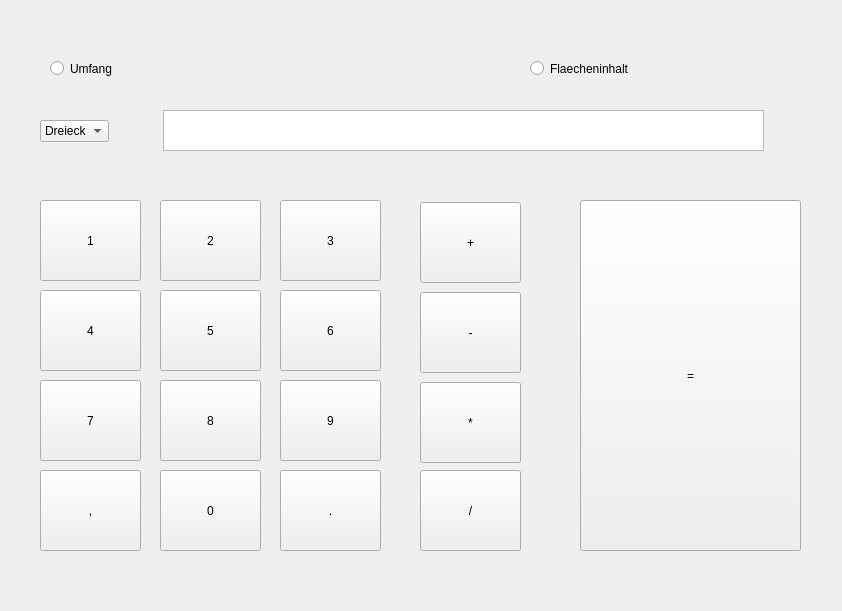
The window that documents/prototyp/percent_prototype.ui (dammmueller-calculator/documents) describes before a commit, drawn with Qt 5.
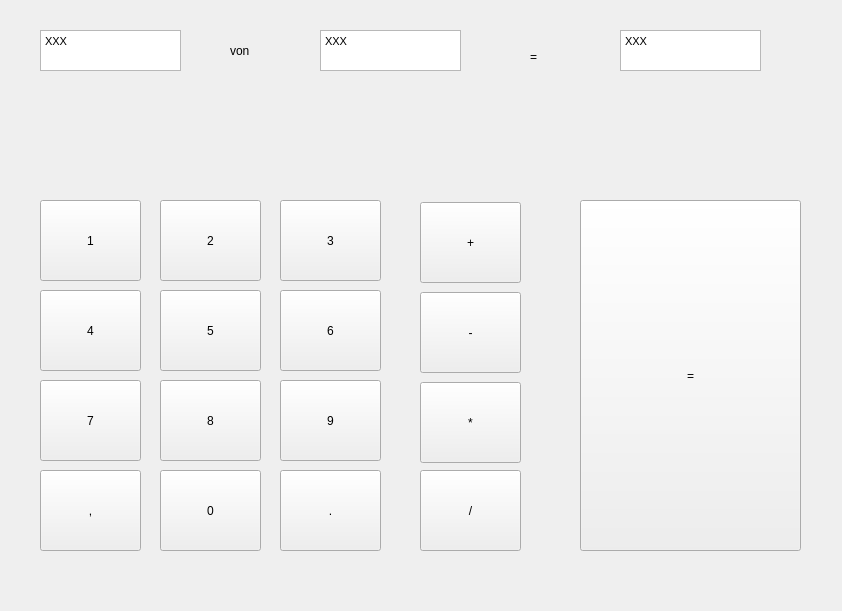
The same window after the commit.

The edit to the form file:
```diff
--- a/documents/prototyp/percent_prototype.ui
+++ b/documents/prototyp/percent_prototype.ui
@@ -13,66 +13,22 @@
   <property name="windowTitle">
    <string>Form</string>
   </property>
-  <widget class="QRadioButton" name="radioButton">
-   <property name="geometry">
-    <rect>
-     <x>50</x>
-     <y>60</y>
-     <width>82</width>
-     <height>17</height>
-    </rect>
-   </property>
-   <property name="text">
-    <string>Umfang</string>
-   </property>
-  </widget>
-  <widget class="QComboBox" name="comboBox">
-   <property name="geometry">
-    <rect>
-     <x>40</x>
-     <y>120</y>
-     <width>69</width>
-     <height>22</height>
-    </rect>
-   </property>
-   <item>
-    <property name="text">
-     <string>Dreieck</string>
-    </property>
-   </item>
-   <item>
-    <property name="text">
-     <string>Kreis</string>
-    </property>
-   </item>
-   <item>
-    <property name="text">
-     <string>Paralellogram</string>
-    </property>
-   </item>
-  </widget>
-  <widget class="QRadioButton" name="radioButton_2">
-   <property name="geometry">
-    <rect>
-     <x>530</x>
-     <y>60</y>
-     <width>101</width>
-     <height>17</height>
-    </rect>
-   </property>
-   <property name="text">
-    <string>Flaecheninhalt</string>
-   </property>
-  </widget>
   <widget class="QTextEdit" name="textEdit">
    <property name="geometry">
     <rect>
-     <x>163</x>
-     <y>110</y>
-     <width>601</width>
+     <x>40</x>
+     <y>30</y>
+     <width>141</width>
      <height>41</height>
     </rect>
    </property>
+   <property name="html">
+    <string>&lt;!DOCTYPE HTML PUBLIC &quot;-//W3C//DTD HTML 4.0//EN&quot; &quot;http://www.w3.org/TR/REC-html40/strict.dtd&quot;&gt;
+&lt;html&gt;&lt;head&gt;&lt;meta name=&quot;qrichtext&quot; content=&quot;1&quot; /&gt;&lt;style type=&quot;text/css&quot;&gt;
+p, li { white-space: pre-wrap; }
+&lt;/style&gt;&lt;/head&gt;&lt;body style=&quot; font-family:'MS Shell Dlg 2'; font-size:8.25pt; font-weight:400; font-style:normal;&quot;&gt;
+&lt;p style=&quot; margin-top:0px; margin-bottom:0px; margin-left:0px; margin-right:0px; -qt-block-indent:0; text-indent:0px;&quot;&gt;&lt;span style=&quot; font-size:8pt;&quot;&gt;XXX&lt;/span&gt;&lt;/p&gt;&lt;/body&gt;&lt;/html&gt;</string>
+   </property>
   </widget>
   <widget class="QPushButton" name="pushButton">
    <property name="geometry">
@@ -295,6 +251,66 @@
     <string>=</string>
    </property>
   </widget>
+  <widget class="QTextEdit" name="textEdit_2">
+   <property name="geometry">
+    <rect>
+     <x>620</x>
+     <y>30</y>
+     <width>141</width>
+     <height>41</height>
+    </rect>
+   </property>
+   <property name="html">
+    <string>&lt;!DOCTYPE HTML PUBLIC &quot;-//W3C//DTD HTML 4.0//EN&quot; &quot;http://www.w3.org/TR/REC-html40/strict.dtd&quot;&gt;
+&lt;html&gt;&lt;head&gt;&lt;meta name=&quot;qrichtext&quot; content=&quot;1&quot; /&gt;&lt;style type=&quot;text/css&quot;&gt;
+p, li { white-space: pre-wrap; }
+&lt;/style&gt;&lt;/head&gt;&lt;body style=&quot; font-family:'MS Shell Dlg 2'; font-size:8.25pt; font-weight:400; font-style:normal;&quot;&gt;
+&lt;p style=&quot; margin-top:0px; margin-bottom:0px; margin-left:0px; margin-right:0px; -qt-block-indent:0; text-indent:0px;&quot;&gt;XXX&lt;/p&gt;&lt;/body&gt;&lt;/html&gt;</string>
+   </property>
+  </widget>
+  <widget class="QTextEdit" name="textEdit_3">
+   <property name="geometry">
+    <rect>
+     <x>320</x>
+     <y>30</y>
+     <width>141</width>
+     <height>41</height>
+    </rect>
+   </property>
+   <property name="html">
+    <string>&lt;!DOCTYPE HTML PUBLIC &quot;-//W3C//DTD HTML 4.0//EN&quot; &quot;http://www.w3.org/TR/REC-html40/strict.dtd&quot;&gt;
+&lt;html&gt;&lt;head&gt;&lt;meta name=&quot;qrichtext&quot; content=&quot;1&quot; /&gt;&lt;style type=&quot;text/css&quot;&gt;
+p, li { white-space: pre-wrap; }
+&lt;/style&gt;&lt;/head&gt;&lt;body style=&quot; font-family:'MS Shell Dlg 2'; font-size:8.25pt; font-weight:400; font-style:normal;&quot;&gt;
+&lt;p style=&quot; margin-top:0px; margin-bottom:0px; margin-left:0px; margin-right:0px; -qt-block-indent:0; text-indent:0px;&quot;&gt;XXX&lt;/p&gt;&lt;/body&gt;&lt;/html&gt;</string>
+   </property>
+  </widget>
+  <widget class="QLabel" name="label">
+   <property name="geometry">
+    <rect>
+     <x>230</x>
+     <y>40</y>
+     <width>61</width>
+     <height>21</height>
+    </rect>
+   </property>
+   <property name="text">
+    <string>von</string>
+   </property>
+  </widget>
+  <widget class="QLabel" name="label_2">
+   <property name="geometry">
+    <rect>
+     <x>530</x>
+     <y>50</y>
+     <width>47</width>
+     <height>13</height>
+    </rect>
+   </property>
+   <property name="text">
+    <string>=</string>
+   </property>
+  </widget>
  </widget>
  <resources/>
  <connections/>
```
